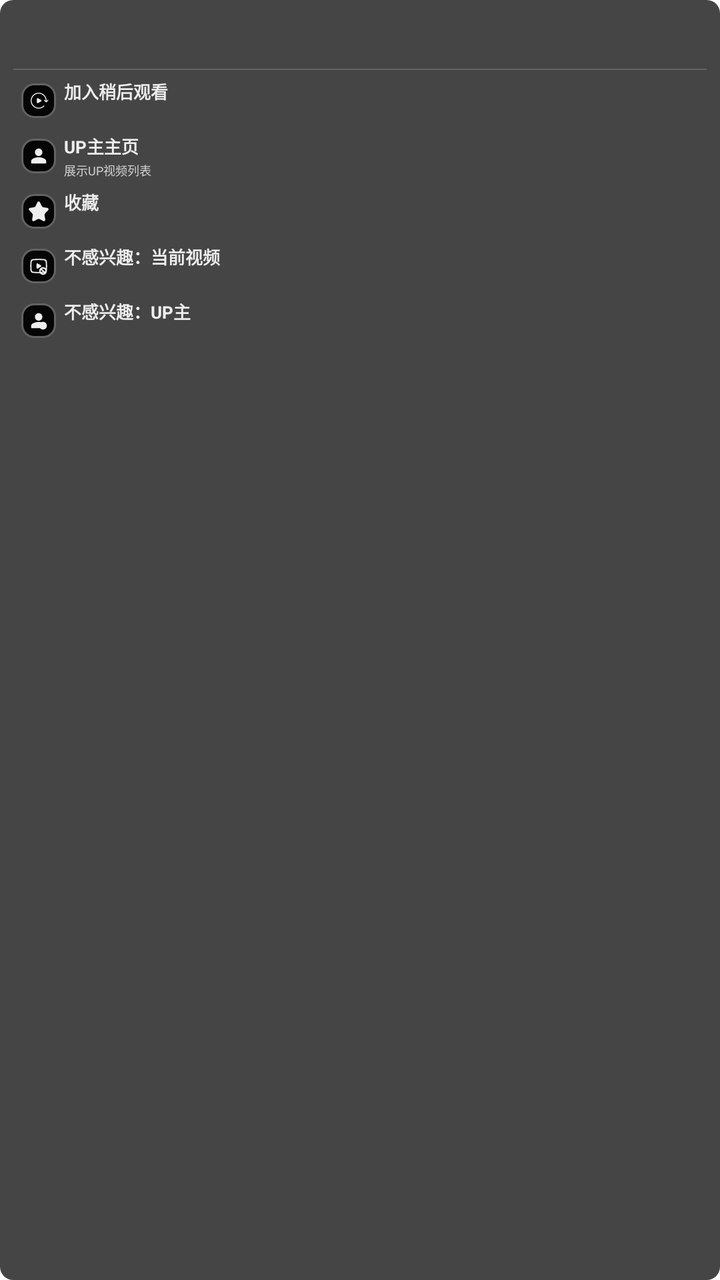
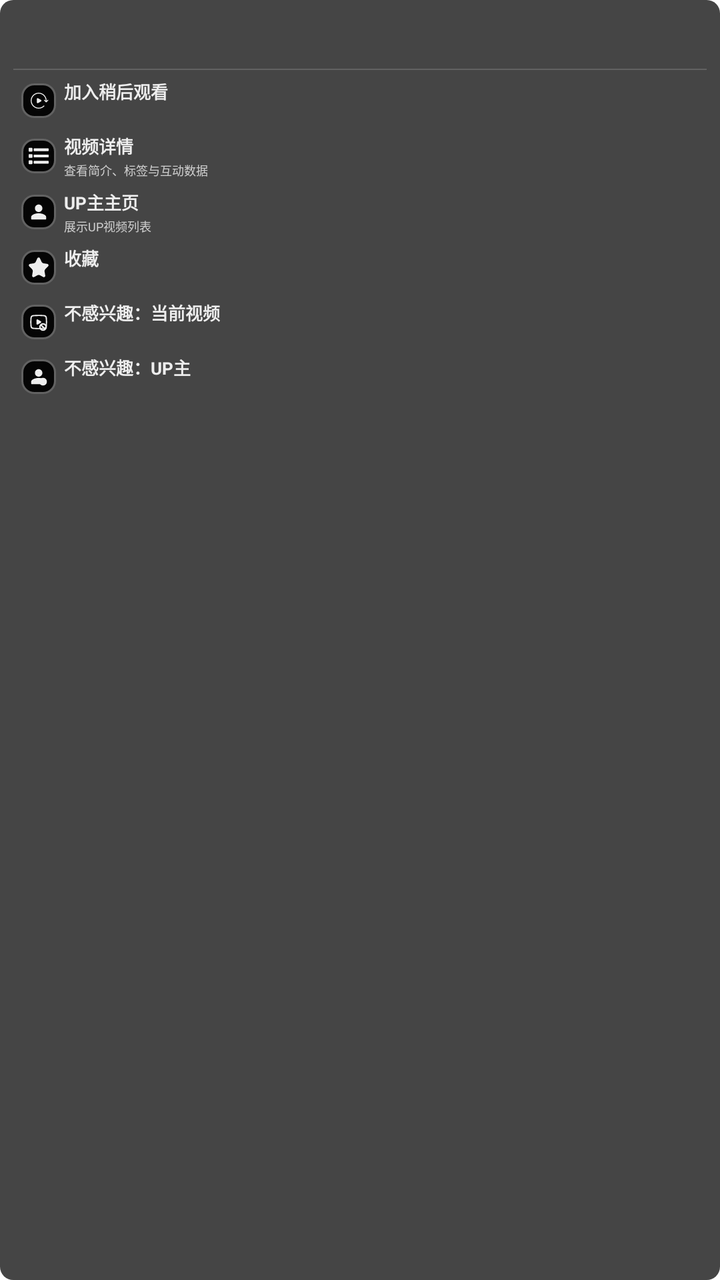

Two renders of the same Android screen: before a commit and after it. Below are the layout's source before the change and the commit's diff.
<!-- AndroidManifest.xml: application theme Theme.BTelly -->
<!-- res/layout/dialog_video_card_menu.xml -->
<?xml version="1.0" encoding="utf-8"?>
<androidx.appcompat.widget.LinearLayoutCompat xmlns:android="http://schemas.android.com/apk/res/android"
    xmlns:app="http://schemas.android.com/apk/res-auto"
    android:layout_width="match_parent"
    android:layout_height="wrap_content"
    android:background="@drawable/dialog_background"
    android:clickable="true"
    android:focusable="true"
    android:descendantFocusability="afterDescendants"
    android:orientation="vertical"
    android:paddingStart="@dimen/px20"
    android:paddingTop="@dimen/px20"
    android:paddingEnd="@dimen/px20"
    android:paddingBottom="@dimen/px20">

    <androidx.appcompat.widget.AppCompatTextView
        android:id="@+id/text_title"
        android:layout_width="match_parent"
        android:layout_height="wrap_content"
        android:ellipsize="end"
        android:gravity="start"
        android:maxLines="1"
        android:singleLine="true"
        android:textColor="@color/textColor"
        android:textSize="@dimen/px30"
        android:textStyle="bold" />

    <androidx.appcompat.widget.LinearLayoutCompat
        android:layout_width="match_parent"
        android:layout_height="wrap_content"
        android:layout_marginTop="@dimen/px6"
        android:orientation="vertical">

        <androidx.appcompat.widget.AppCompatTextView
            android:id="@+id/text_subtitle"
            android:layout_width="match_parent"
            android:layout_height="wrap_content"
            android:textColor="@color/subTextColor"
            android:textSize="@dimen/px20" />

        <View
            android:layout_width="match_parent"
            android:layout_height="@dimen/px2"
            android:layout_marginTop="@dimen/px8"
            android:background="@color/fourthBackgroundColor" />
    </androidx.appcompat.widget.LinearLayoutCompat>

    <androidx.appcompat.widget.LinearLayoutCompat
        android:id="@+id/button_delete_history_record"
        android:layout_width="match_parent"
        android:layout_height="wrap_content"
        android:layout_marginTop="@dimen/px6"
        android:background="@drawable/bg_menu_button"
        android:clickable="true"
        android:focusable="true"
        android:gravity="center_vertical"
        android:minHeight="@dimen/px64"
        android:orientation="horizontal"
        android:paddingStart="@dimen/px12"
        android:paddingTop="@dimen/px6"
        android:paddingEnd="@dimen/px12"
        android:paddingBottom="@dimen/px6"
        android:visibility="gone">

        <FrameLayout
            android:layout_width="@dimen/px52"
            android:layout_height="@dimen/px52"
            android:background="@drawable/dialog_menu_icon_background">

            <androidx.appcompat.widget.AppCompatImageView
                android:layout_width="@dimen/px30"
                android:layout_height="@dimen/px30"
                android:layout_gravity="center"
                app:srcCompat="@drawable/ic_delete"
                app:tint="@color/textColor" />
        </FrameLayout>

        <androidx.appcompat.widget.LinearLayoutCompat
            android:layout_width="0dp"
            android:layout_height="wrap_content"
            android:layout_marginStart="@dimen/px12"
            android:layout_weight="1"
            android:orientation="vertical">

            <androidx.appcompat.widget.AppCompatTextView
                android:id="@+id/text_delete_history_record_title"
                android:layout_width="match_parent"
                android:layout_height="wrap_content"
                android:ellipsize="end"
                android:maxLines="1"
                android:singleLine="true"
                android:text="@string/menu_delete_history_record"
                android:textColor="@color/textColor"
                android:textSize="@dimen/px26"
                android:textStyle="bold" />

            <androidx.appcompat.widget.AppCompatTextView
                android:id="@+id/text_delete_history_record_summary"
                android:layout_width="match_parent"
                android:layout_height="wrap_content"
                android:layout_marginTop="@dimen/px4"
                android:text="@string/menu_delete_history_record_summary"
                android:textColor="@color/subTextColor"
                android:textSize="@dimen/px18" />
        </androidx.appcompat.widget.LinearLayoutCompat>
    </androidx.appcompat.widget.LinearLayoutCompat>

    <androidx.appcompat.widget.LinearLayoutCompat
        android:id="@+id/button_watch_later"
        android:layout_width="match_parent"
        android:layout_height="wrap_content"
        android:layout_marginTop="@dimen/px6"
        android:background="@drawable/bg_menu_button"
        android:clickable="true"
        android:focusable="true"
        android:nextFocusDown="@id/button_up_space"
        android:gravity="center_vertical"
        android:minHeight="@dimen/px64"
        android:orientation="horizontal"
        android:paddingStart="@dimen/px12"
        android:paddingTop="@dimen/px6"
        android:paddingEnd="@dimen/px12"
        android:paddingBottom="@dimen/px6">

        <FrameLayout
            android:layout_width="@dimen/px52"
            android:layout_height="@dimen/px52"
            android:background="@drawable/dialog_menu_icon_background">

            <androidx.appcompat.widget.AppCompatImageView
                android:layout_width="@dimen/px30"
                android:layout_height="@dimen/px30"
                android:layout_gravity="center"
                app:srcCompat="@drawable/watch_later"
                app:tint="@color/textColor" />
        </FrameLayout>

        <androidx.appcompat.widget.LinearLayoutCompat
            android:layout_width="0dp"
            android:layout_height="wrap_content"
            android:layout_marginStart="@dimen/px12"
            android:layout_weight="1"
            android:orientation="vertical">

            <androidx.appcompat.widget.AppCompatTextView
                android:id="@+id/text_watch_later_title"
                android:layout_width="match_parent"
                android:layout_height="wrap_content"
                android:ellipsize="end"
                android:maxLines="1"
                android:singleLine="true"
                android:text="@string/menu_add_watch_later"
                android:textColor="@color/textColor"
                android:textSize="@dimen/px26"
                android:textStyle="bold" />

            <androidx.appcompat.widget.AppCompatTextView
                android:id="@+id/text_watch_later_summary"
                android:layout_width="match_parent"
                android:layout_height="wrap_content"
                android:layout_marginTop="@dimen/px4"
                android:textColor="@color/subTextColor"
                android:textSize="@dimen/px18" />
        </androidx.appcompat.widget.LinearLayoutCompat>
    </androidx.appcompat.widget.LinearLayoutCompat>

    <androidx.appcompat.widget.LinearLayoutCompat
        android:id="@+id/button_up_space"
        android:layout_width="match_parent"
        android:layout_height="wrap_content"
        android:layout_marginTop="@dimen/px2"
        android:background="@drawable/bg_menu_button"
        android:clickable="true"
        android:focusable="true"
        android:nextFocusUp="@id/button_watch_later"
        android:nextFocusDown="@id/button_favorite"
        android:gravity="center_vertical"
        android:minHeight="@dimen/px64"
        android:orientation="horizontal"
        android:paddingStart="@dimen/px12"
        android:paddingTop="@dimen/px6"
        android:paddingEnd="@dimen/px12"
        android:paddingBottom="@dimen/px6">

        <FrameLayout
            android:layout_width="@dimen/px52"
            android:layout_height="@dimen/px52"
            android:background="@drawable/dialog_menu_icon_background">

            <androidx.appcompat.widget.AppCompatImageView
                android:layout_width="@dimen/px30"
                android:layout_height="@dimen/px30"
                android:layout_gravity="center"
                app:srcCompat="@drawable/ic_user"
                app:tint="@color/textColor" />
        </FrameLayout>

        <androidx.appcompat.widget.LinearLayoutCompat
            android:layout_width="0dp"
            android:layout_height="wrap_content"
            android:layout_marginStart="@dimen/px12"
            android:layout_weight="1"
            android:orientation="vertical">

            <androidx.appcompat.widget.AppCompatTextView
                android:id="@+id/text_up_space_title"
                android:layout_width="match_parent"
                android:layout_height="wrap_content"
                android:ellipsize="end"
                android:maxLines="1"
                android:singleLine="true"
                android:text="@string/menu_up_space"
                android:textColor="@color/textColor"
                android:textSize="@dimen/px26"
                android:textStyle="bold" />

            <androidx.appcompat.widget.AppCompatTextView
                android:id="@+id/text_up_space_summary"
                android:layout_width="match_parent"
                android:layout_height="wrap_content"
                android:layout_marginTop="@dimen/px4"
                android:text="@string/menu_up_space_summary"
                android:textColor="@color/subTextColor"
                android:textSize="@dimen/px18" />
        </androidx.appcompat.widget.LinearLayoutCompat>
    </androidx.appcompat.widget.LinearLayoutCompat>

    <androidx.appcompat.widget.LinearLayoutCompat
        android:id="@+id/button_favorite"
        android:layout_width="match_parent"
        android:layout_height="wrap_content"
        android:layout_marginTop="@dimen/px2"
        android:background="@drawable/bg_menu_button"
        android:clickable="true"
        android:focusable="true"
        android:nextFocusUp="@id/button_up_space"
        android:nextFocusDown="@id/button_dislike_video"
        android:gravity="center_vertical"
        android:minHeight="@dimen/px64"
        android:orientation="horizontal"
        android:paddingStart="@dimen/px12"
        android:paddingTop="@dimen/px6"
        android:paddingEnd="@dimen/px12"
        android:paddingBottom="@dimen/px6">

        <FrameLayout
            android:layout_width="@dimen/px52"
            android:layout_height="@dimen/px52"
            android:background="@drawable/dialog_menu_icon_background">

            <androidx.appcompat.widget.AppCompatImageView
                android:layout_width="@dimen/px30"
                android:layout_height="@dimen/px30"
                android:layout_gravity="center"
                app:srcCompat="@drawable/ic_favorite"
                app:tint="@color/textColor" />
        </FrameLayout>

        <androidx.appcompat.widget.LinearLayoutCompat
            android:layout_width="0dp"
            android:layout_height="wrap_content"
            android:layout_marginStart="@dimen/px12"
            android:layout_weight="1"
            android:orientation="vertical">

            <androidx.appcompat.widget.AppCompatTextView
                android:id="@+id/text_favorite_title"
                android:layout_width="match_parent"
                android:layout_height="wrap_content"
                android:ellipsize="end"
                android:maxLines="1"
                android:singleLine="true"
                android:text="@string/menu_favorite"
                android:textColor="@color/textColor"
                android:textSize="@dimen/px26"
                android:textStyle="bold" />

            <androidx.appcompat.widget.AppCompatTextView
                android:id="@+id/text_favorite_summary"
                android:layout_width="match_parent"
                android:layout_height="wrap_content"
                android:layout_marginTop="@dimen/px4"
                android:textColor="@color/subTextColor"
                android:textSize="@dimen/px18" />
        </androidx.appcompat.widget.LinearLayoutCompat>
    </androidx.appcompat.widget.LinearLayoutCompat>

    <androidx.appcompat.widget.LinearLayoutCompat
        android:id="@+id/button_dislike_video"
        android:layout_width="match_parent"
        android:layout_height="wrap_content"
        android:layout_marginTop="@dimen/px2"
        android:background="@drawable/bg_menu_button"
        android:clickable="true"
        android:focusable="true"
        android:nextFocusUp="@id/button_favorite"
        android:nextFocusDown="@id/button_dislike_up"
        android:gravity="center_vertical"
        android:minHeight="@dimen/px64"
        android:orientation="horizontal"
        android:paddingStart="@dimen/px12"
        android:paddingTop="@dimen/px6"
        android:paddingEnd="@dimen/px12"
        android:paddingBottom="@dimen/px6">

        <FrameLayout
            android:layout_width="@dimen/px52"
            android:layout_height="@dimen/px52"
            android:background="@drawable/dialog_menu_icon_background">

            <androidx.appcompat.widget.AppCompatImageView
                android:layout_width="@dimen/px30"
                android:layout_height="@dimen/px30"
                android:layout_gravity="center"
                app:srcCompat="@drawable/ic_block_video"
                app:tint="@color/textColor" />
        </FrameLayout>

        <androidx.appcompat.widget.LinearLayoutCompat
            android:layout_width="0dp"
            android:layout_height="wrap_content"
            android:layout_marginStart="@dimen/px12"
            android:layout_weight="1"
            android:orientation="vertical">

            <androidx.appcompat.widget.AppCompatTextView
                android:id="@+id/text_dislike_video_title"
                android:layout_width="match_parent"
                android:layout_height="wrap_content"
                android:ellipsize="end"
                android:maxLines="1"
                android:singleLine="true"
                android:text="@string/menu_dislike_video"
                android:textColor="@color/textColor"
                android:textSize="@dimen/px26"
                android:textStyle="bold" />

            <androidx.appcompat.widget.AppCompatTextView
                android:id="@+id/text_dislike_video_summary"
                android:layout_width="match_parent"
                android:layout_height="wrap_content"
                android:layout_marginTop="@dimen/px4"
                android:textColor="@color/subTextColor"
                android:textSize="@dimen/px18" />
        </androidx.appcompat.widget.LinearLayoutCompat>
    </androidx.appcompat.widget.LinearLayoutCompat>

    <androidx.appcompat.widget.LinearLayoutCompat
        android:id="@+id/button_dislike_up"
        android:layout_width="match_parent"
        android:layout_height="wrap_content"
        android:layout_marginTop="@dimen/px2"
        android:background="@drawable/bg_menu_button"
        android:clickable="true"
        android:focusable="true"
        android:nextFocusUp="@id/button_dislike_video"
        android:gravity="center_vertical"
        android:minHeight="@dimen/px64"
        android:orientation="horizontal"
        android:paddingStart="@dimen/px12"
        android:paddingTop="@dimen/px6"
        android:paddingEnd="@dimen/px12"
        android:paddingBottom="@dimen/px6">

        <FrameLayout
            android:layout_width="@dimen/px52"
            android:layout_height="@dimen/px52"
            android:background="@drawable/dialog_menu_icon_background">

            <androidx.appcompat.widget.AppCompatImageView
                android:layout_width="@dimen/px30"
                android:layout_height="@dimen/px30"
                android:layout_gravity="center"
                app:srcCompat="@drawable/ic_block_up"
                app:tint="@color/textColor" />
        </FrameLayout>

        <androidx.appcompat.widget.LinearLayoutCompat
            android:layout_width="0dp"
            android:layout_height="wrap_content"
            android:layout_marginStart="@dimen/px12"
            android:layout_weight="1"
            android:orientation="vertical">

            <androidx.appcompat.widget.AppCompatTextView
                android:id="@+id/text_dislike_up_title"
                android:layout_width="match_parent"
                android:layout_height="wrap_content"
                android:ellipsize="end"
                android:maxLines="1"
                android:singleLine="true"
                android:text="@string/menu_dislike_up"
                android:textColor="@color/textColor"
                android:textSize="@dimen/px26"
                android:textStyle="bold" />

            <androidx.appcompat.widget.AppCompatTextView
                android:id="@+id/text_dislike_up_summary"
                android:layout_width="match_parent"
                android:layout_height="wrap_content"
                android:layout_marginTop="@dimen/px4"
                android:textColor="@color/subTextColor"
                android:textSize="@dimen/px18" />
        </androidx.appcompat.widget.LinearLayoutCompat>
    </androidx.appcompat.widget.LinearLayoutCompat>

</androidx.appcompat.widget.LinearLayoutCompat>
<!-- resources referenced by this layout -->
<resources>
  <color name="fourthBackgroundColor">#626262</color>
  <color name="subTextColor">#cccccc</color>
  <color name="textColor">#eeeeee</color>
  <dimen name="px12">12px</dimen>
  <dimen name="px18">18px</dimen>
  <dimen name="px2">2px</dimen>
  <dimen name="px20">20px</dimen>
  <dimen name="px26">26px</dimen>
  <dimen name="px30">30px</dimen>
  <dimen name="px4">4px</dimen>
  <dimen name="px52">52px</dimen>
  <dimen name="px6">6px</dimen>
  <dimen name="px64">64px</dimen>
  <dimen name="px8">8px</dimen>
  <!-- drawable dialog_background (drawable) -->
  <?xml version="1.0" encoding="utf-8"?>
  <shape xmlns:android="http://schemas.android.com/apk/res/android">
      <solid android:color="@color/thirdBackgroundColor" />
      <corners android:radius="@dimen/px20" />
  </shape>
  <!-- drawable dialog_menu_icon_background (drawable) -->
  <?xml version="1.0" encoding="utf-8"?>
  <shape xmlns:android="http://schemas.android.com/apk/res/android">
      <solid android:color="@color/backgroundColor" />
      <corners android:radius="@dimen/px18" />
      <stroke
          android:width="1dp"
          android:color="@color/fourthBackgroundColor" />
  </shape>
  <string name="menu_add_watch_later">加入稍后观看</string>
  <string name="menu_delete_history_record">删除该记录</string>
  <string name="menu_delete_history_record_summary">从历史记录中移除这条观看记录</string>
  <string name="menu_dislike_up">不感兴趣：UP主</string>
  <string name="menu_dislike_video">不感兴趣：当前视频</string>
  <string name="menu_favorite">收藏</string>
  <string name="menu_up_space">UP主主页</string>
  <string name="menu_up_space_summary">展示UP视频列表</string>
  <dimen name="px15">15px</dimen>
  <color name="thirdBackgroundColor">#454545</color>
  <color name="backgroundColor">#050505</color>
  <color name="systemBackgroundColor">#303030</color>
  <style name="WindowAnimationTransition" parent="">
          <item name="android:windowEnterAnimation">@android:anim/fade_in</item>
          <item name="android:windowExitAnimation">@android:anim/fade_out</item>
      </style>
  <color name="divideColor">#444444</color>
  <color name="colorAccent">#bb86fc</color>
  <color name="colorAccent2">#88bb86fc</color>
  <color name="white">#ffffff</color>
  <color name="black">#000000</color>
  <color name="purple_500">#6200ee</color>
  <color name="purple_700">#3700b3</color>
  <color name="teal_200">#03dac5</color>
  <color name="teal_700">#018786</color>
  <color name="subBackgroundColor">#232323</color>
  <color name="tab_normal">#999999</color>
  <!-- unchanged entries left out for length: 8 -->
</resources>

<!-- the commit's change to res/layout/dialog_video_card_menu.xml (unified diff, before → after) -->
@@ -113,6 +113,66 @@
         android:background="@drawable/bg_menu_button"
         android:clickable="true"
         android:focusable="true"
+        android:nextFocusDown="@id/button_video_detail"
+        android:gravity="center_vertical"
+        android:minHeight="@dimen/px64"
+        android:orientation="horizontal"
+        android:paddingStart="@dimen/px12"
+        android:paddingTop="@dimen/px6"
+        android:paddingEnd="@dimen/px12"
+        android:paddingBottom="@dimen/px6">
+
+        <FrameLayout
+            android:layout_width="@dimen/px52"
+            android:layout_height="@dimen/px52"
+            android:background="@drawable/dialog_menu_icon_background">
+
+            <androidx.appcompat.widget.AppCompatImageView
+                android:layout_width="@dimen/px30"
+                android:layout_height="@dimen/px30"
+                android:layout_gravity="center"
+                app:srcCompat="@drawable/watch_later"
+                app:tint="@color/textColor" />
+        </FrameLayout>
+
+        <androidx.appcompat.widget.LinearLayoutCompat
+            android:layout_width="0dp"
+            android:layout_height="wrap_content"
+            android:layout_marginStart="@dimen/px12"
+            android:layout_weight="1"
+            android:orientation="vertical">
+
+            <androidx.appcompat.widget.AppCompatTextView
+                android:id="@+id/text_watch_later_title"
+                android:layout_width="match_parent"
+                android:layout_height="wrap_content"
+                android:ellipsize="end"
+                android:maxLines="1"
+                android:singleLine="true"
+                android:text="@string/menu_add_watch_later"
+                android:textColor="@color/textColor"
+                android:textSize="@dimen/px26"
+                android:textStyle="bold" />
+
+            <androidx.appcompat.widget.AppCompatTextView
+                android:id="@+id/text_watch_later_summary"
+                android:layout_width="match_parent"
+                android:layout_height="wrap_content"
+                android:layout_marginTop="@dimen/px4"
+                android:textColor="@color/subTextColor"
+                android:textSize="@dimen/px18" />
+        </androidx.appcompat.widget.LinearLayoutCompat>
+    </androidx.appcompat.widget.LinearLayoutCompat>
+
+    <androidx.appcompat.widget.LinearLayoutCompat
+        android:id="@+id/button_video_detail"
+        android:layout_width="match_parent"
+        android:layout_height="wrap_content"
+        android:layout_marginTop="@dimen/px2"
+        android:background="@drawable/bg_menu_button"
+        android:clickable="true"
+        android:focusable="true"
+        android:nextFocusUp="@id/button_watch_later"
         android:nextFocusDown="@id/button_up_space"
         android:gravity="center_vertical"
         android:minHeight="@dimen/px64"
@@ -131,34 +191,35 @@
                 android:layout_width="@dimen/px30"
                 android:layout_height="@dimen/px30"
                 android:layout_gravity="center"
-                app:srcCompat="@drawable/watch_later"
-                app:tint="@color/textColor" />
-        </FrameLayout>
-
-        <androidx.appcompat.widget.LinearLayoutCompat
-            android:layout_width="0dp"
-            android:layout_height="wrap_content"
-            android:layout_marginStart="@dimen/px12"
-            android:layout_weight="1"
-            android:orientation="vertical">
-
-            <androidx.appcompat.widget.AppCompatTextView
-                android:id="@+id/text_watch_later_title"
-                android:layout_width="match_parent"
-                android:layout_height="wrap_content"
-                android:ellipsize="end"
-                android:maxLines="1"
-                android:singleLine="true"
-                android:text="@string/menu_add_watch_later"
-                android:textColor="@color/textColor"
-                android:textSize="@dimen/px26"
-                android:textStyle="bold" />
-
-            <androidx.appcompat.widget.AppCompatTextView
-                android:id="@+id/text_watch_later_summary"
-                android:layout_width="match_parent"
-                android:layout_height="wrap_content"
-                android:layout_marginTop="@dimen/px4"
+                app:srcCompat="@drawable/ic_list"
+                app:tint="@color/textColor" />
+        </FrameLayout>
+
+        <androidx.appcompat.widget.LinearLayoutCompat
+            android:layout_width="0dp"
+            android:layout_height="wrap_content"
+            android:layout_marginStart="@dimen/px12"
+            android:layout_weight="1"
+            android:orientation="vertical">
+
+            <androidx.appcompat.widget.AppCompatTextView
+                android:id="@+id/text_video_detail_title"
+                android:layout_width="match_parent"
+                android:layout_height="wrap_content"
+                android:ellipsize="end"
+                android:maxLines="1"
+                android:singleLine="true"
+                android:text="@string/menu_video_detail"
+                android:textColor="@color/textColor"
+                android:textSize="@dimen/px26"
+                android:textStyle="bold" />
+
+            <androidx.appcompat.widget.AppCompatTextView
+                android:id="@+id/text_video_detail_summary"
+                android:layout_width="match_parent"
+                android:layout_height="wrap_content"
+                android:layout_marginTop="@dimen/px4"
+                android:text="@string/menu_video_detail_summary"
                 android:textColor="@color/subTextColor"
                 android:textSize="@dimen/px18" />
         </androidx.appcompat.widget.LinearLayoutCompat>
@@ -172,7 +233,7 @@
         android:background="@drawable/bg_menu_button"
         android:clickable="true"
         android:focusable="true"
-        android:nextFocusUp="@id/button_watch_later"
+        android:nextFocusUp="@id/button_video_detail"
         android:nextFocusDown="@id/button_favorite"
         android:gravity="center_vertical"
         android:minHeight="@dimen/px64"
<!-- resource entries referenced after the edit -->
@@ -29,6 +29,17 @@
           android:width="1dp"
           android:color="@color/fourthBackgroundColor" />
   </shape>
+  <!-- drawable ic_list (drawable) -->
+  <?xml version="1.0" encoding="utf-8"?>
+  <vector xmlns:android="http://schemas.android.com/apk/res/android"
+      android:height="100dp"
+      android:width="100dp"
+      android:viewportWidth="1024"
+      android:viewportHeight="1024">
+      <path
+          android:fillColor="#ffffff"
+          android:pathData="M256,232L256,152c0,-17.7 14.3,-32 32,-32h704c17.7,0 32,14.3 32,32v80c0,17.7 -14.3,32 -32,32L288,264c-17.7,0 -32,-14.3 -32,-32zM288,584h704c17.7,0 32,-14.3 32,-32v-80c0,-17.7 -14.3,-32 -32,-32L288,440c-17.7,0 -32,14.3 -32,32v80c0,17.7 14.3,32 32,32zM288,904h704c17.7,0 32,-14.3 32,-32v-80c0,-17.7 -14.3,-32 -32,-32L288,760c-17.7,0 -32,14.3 -32,32v80c0,17.7 14.3,32 32,32zM32,288h128c17.7,0 32,-14.3 32,-32L192,128c0,-17.7 -14.3,-32 -32,-32L32,96C14.3,96 0,110.3 0,128v128c0,17.7 14.3,32 32,32zM32,608h128c17.7,0 32,-14.3 32,-32v-128c0,-17.7 -14.3,-32 -32,-32L32,416c-17.7,0 -32,14.3 -32,32v128c0,17.7 14.3,32 32,32zM32,928h128c17.7,0 32,-14.3 32,-32v-128c0,-17.7 -14.3,-32 -32,-32L32,736c-17.7,0 -32,14.3 -32,32v128c0,17.7 14.3,32 32,32z"/>
+  </vector>
   <string name="menu_add_watch_later">加入稍后观看</string>
   <string name="menu_delete_history_record">删除该记录</string>
   <string name="menu_delete_history_record_summary">从历史记录中移除这条观看记录</string>
@@ -37,6 +48,8 @@
   <string name="menu_favorite">收藏</string>
   <string name="menu_up_space">UP主主页</string>
   <string name="menu_up_space_summary">展示UP视频列表</string>
+  <string name="menu_video_detail">视频详情</string>
+  <string name="menu_video_detail_summary">查看简介、标签与互动数据</string>
   <dimen name="px15">15px</dimen>
   <color name="thirdBackgroundColor">#454545</color>
   <color name="backgroundColor">#050505</color>
